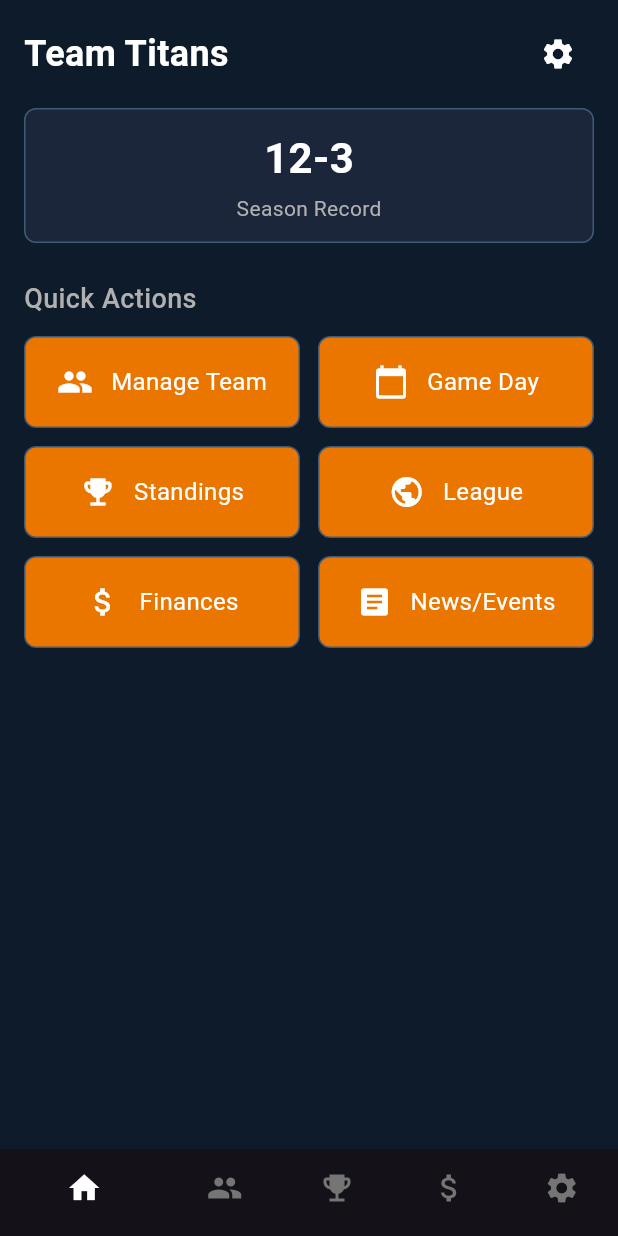
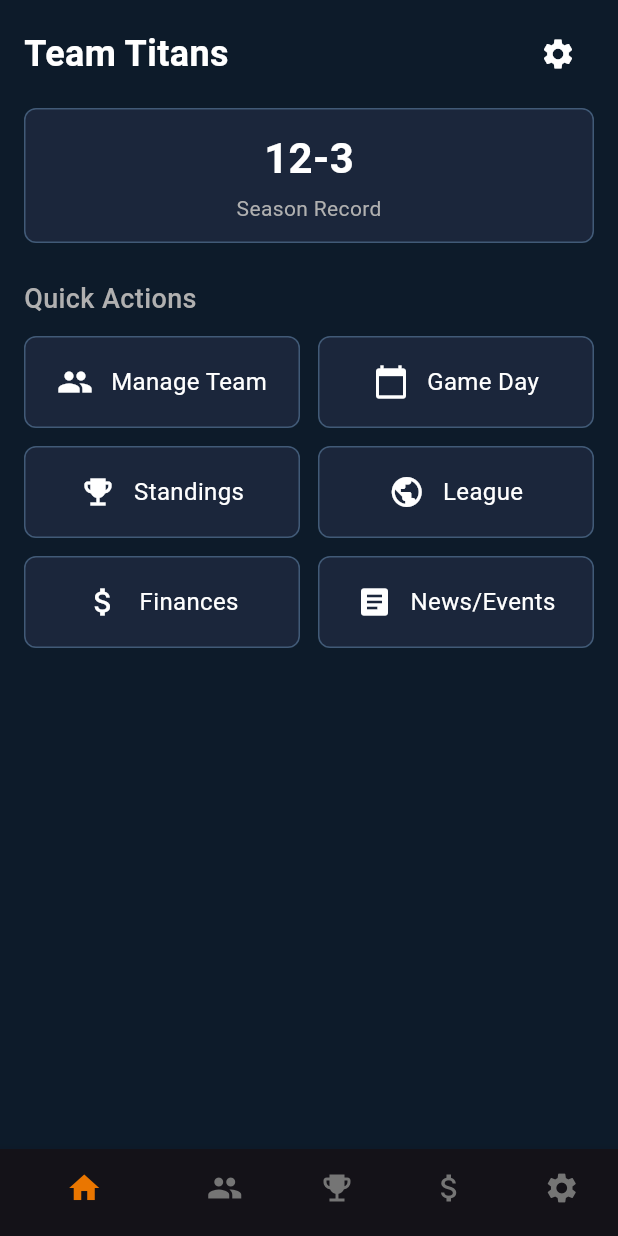
Before and after one commit to mirocle11/basketball_manager, a Flutter app: the HomeScreen screen opened directly, on a phone screen of 412 x 824 dp. Run offline on Flutter 3.47's test engine with Material 3 defaults, Android fonts, the light colour scheme and no system bars; our stand-ins replace animated_text_kit, equatable, flutter_animate, flutter_bloc, get_it, go_router and 2 more; accounts and stored records are empty.

Commit message:
fix(theme): adjust quick actions and nav colors

```diff
--- a/lib/core/app_theme.dart
+++ b/lib/core/app_theme.dart
@@ -31,7 +31,7 @@ class AppTheme {
         ),
       ),
       bottomNavigationBarTheme: const BottomNavigationBarThemeData(
-        backgroundColor: AppColors.surface,
+        backgroundColor: AppColors.scaffoldBackground,
         selectedItemColor: AppColors.accent,
         unselectedItemColor: AppColors.disabled,
         showSelectedLabels: false,
--- a/lib/features/home/view/home_screen.dart
+++ b/lib/features/home/view/home_screen.dart
@@ -146,7 +146,7 @@ class HomeScreen extends StatelessWidget {
                       },
                       child: Container(
                         decoration: BoxDecoration(
-                          color: AppColors.accent,
+                          color: AppColors.surface,
                           borderRadius: AppRadii.card,
                           border: Border.all(color: AppColors.border),
                         ),
@@ -173,9 +173,7 @@ class HomeScreen extends StatelessWidget {
 
       /// ── Bottom Navigation Bar
       bottomNavigationBar: BottomNavigationBar(
-        backgroundColor: AppColors.surface,
-        selectedItemColor: AppColors.primaryText,
-        unselectedItemColor: AppColors.disabled,
+        backgroundColor: AppColors.scaffoldBackground,
         currentIndex: 0, // Home is index 0
         showSelectedLabels: false,
         showUnselectedLabels: false,
@@ -243,7 +241,7 @@ class _ActionButton extends StatelessWidget {
       onTap: onTap,
       child: Container(
         decoration: BoxDecoration(
-          color: AppColors.accent,
+          color: AppColors.surface,
           borderRadius: AppRadii.card,
           border: Border.all(color: AppColors.border),
         ),
```
